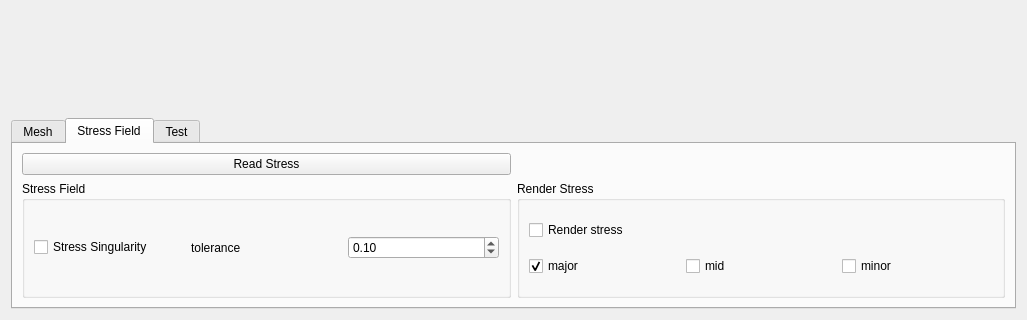
Above: MeshShell/widgets/meshwidget.ui from Rupemgera/MeshShell before the change; both pictures show x 0 to 1027 and y 553 to 873 of the 1027 by 873 pixel window. Below: the same form after it.
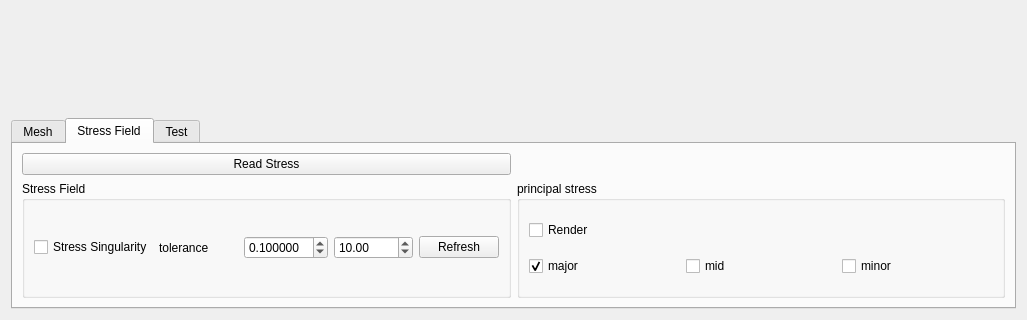
That is the form after the change. The open tabs and pages were chosen to show the change. Custom widgets are drawn as their Qt base class.

Patch:
```diff
--- a/MeshShell/widgets/meshwidget.ui
+++ b/MeshShell/widgets/meshwidget.ui
@@ -233,7 +233,7 @@
        <item row="1" column="1">
         <widget class="QGroupBox" name="groupBox_render_stress">
          <property name="title">
-          <string>Render Stress</string>
+          <string>principal stress</string>
          </property>
          <layout class="QGridLayout" name="gridLayout_5">
           <item row="1" column="2">
@@ -263,7 +263,7 @@
           <item row="0" column="1">
            <widget class="QCheckBox" name="checkBox_render_stress">
             <property name="text">
-             <string>Render stress</string>
+             <string>Render</string>
             </property>
            </widget>
           </item>
@@ -283,8 +283,18 @@
           <string>Stress Field</string>
          </property>
          <layout class="QGridLayout" name="gridLayout_7">
+          <item row="0" column="3">
+           <widget class="QDoubleSpinBox" name="doubleSpinBox_pointSize">
+            <property name="value">
+             <double>10.000000000000000</double>
+            </property>
+           </widget>
+          </item>
           <item row="0" column="2">
            <widget class="QDoubleSpinBox" name="doubleSpinBox_stressSingularityTolerance">
+            <property name="decimals">
+             <number>6</number>
+            </property>
             <property name="singleStep">
              <double>0.000100000000000</double>
             </property>
@@ -307,6 +317,13 @@
             </property>
            </widget>
           </item>
+          <item row="0" column="4">
+           <widget class="QPushButton" name="pushButton_singularityRefresh">
+            <property name="text">
+             <string>Refresh</string>
+            </property>
+           </widget>
+          </item>
          </layout>
         </widget>
        </item>
```
Left out of the diff: 17 changed lines with no effect on the pictures.
